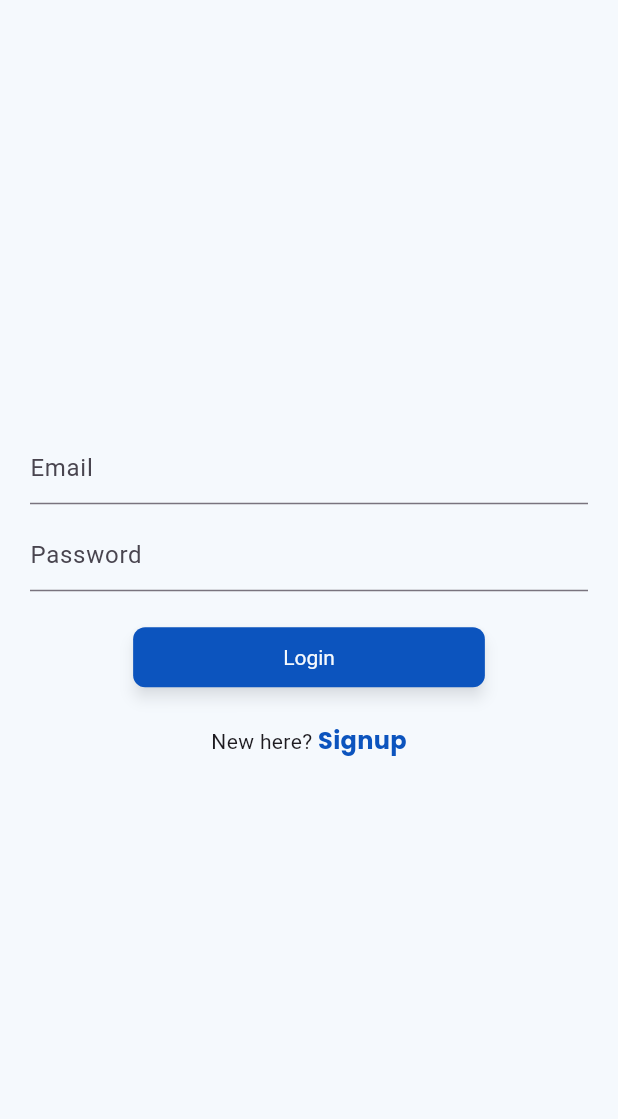
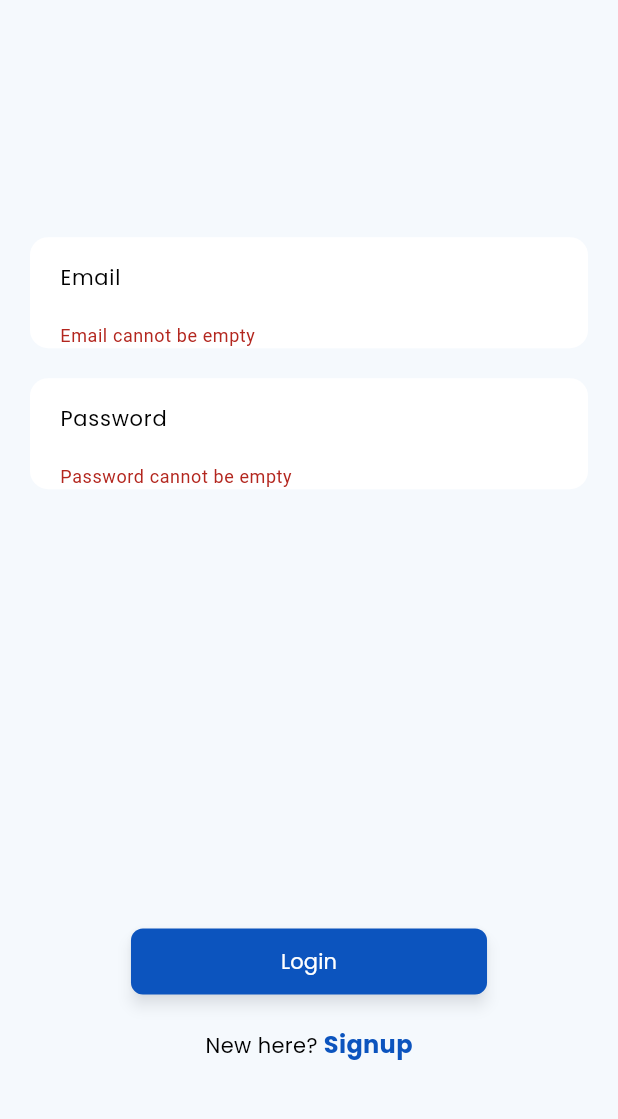
Before and after one commit to sohail2000/lingo_panda, a Flutter app: the screen it shows after launch, after a tap on "Login", on a phone screen of 412 x 824 dp, the part 65-1184 px from its top. Run offline on Flutter 3.47's test engine with Material 3 defaults, Android fonts, the phone set to English and light mode, and no system bars; our stand-ins replace firebase_auth, firebase_core, freezed_annotation, go_router; accounts and stored records are empty; network calls fail.

Commit message:
login-screen

```diff
--- /dev/null
+++ b/lib/common_widgets/custom_button.dart
@@ -0,0 +1,30 @@
+import 'package:flutter/material.dart';
+import 'package:lingo_panda/styling/custom_colors.dart';
+import 'package:lingo_panda/styling/custom_text_styles.dart';
+
+class CustomButton extends StatelessWidget {
+  const CustomButton({
+    super.key,
+    required this.text,
+    required this.onPressed,
+  });
+
+  final String text;
+  final void Function()? onPressed;
+
+  @override
+  Widget build(BuildContext context) {
+    return ElevatedButton(
+
+      onPressed: onPressed,
+      style: ElevatedButton.styleFrom(
+        backgroundColor: onPressed == null ?  CustomColors.grey:  CustomColors.blue,
+        padding: const EdgeInsets.symmetric(horizontal: 100, vertical: 12),
+      ),
+      child: Text(
+        text,
+        style: CustomTextStyle.whiteRegular14,
+      ),
+    );
+  }
+}
--- /dev/null
+++ b/lib/common_widgets/custom_text_field.dart
@@ -0,0 +1,42 @@
+import 'package:flutter/material.dart';
+import 'package:lingo_panda/styling/custom_text_styles.dart';
+
+class CustomTextField extends StatelessWidget {
+  const CustomTextField({
+    super.key,
+    required this.emailController,
+    required this.hintText,
+    this.obscureText = false,
+    this.keyboardType,
+    this.validator,
+  });
+
+  final TextEditingController emailController;
+  final String hintText;
+  final bool obscureText;
+  final TextInputType? keyboardType;
+  final String? Function(String?)? validator;
+
+  @override
+  Widget build(BuildContext context) {
+    return Container(
+      decoration: BoxDecoration(
+        color: Colors.white,
+        borderRadius: BorderRadius.circular(12.0),
+      ),
+      child: TextFormField(
+        keyboardType: keyboardType,
+        controller: emailController,
+        obscureText: obscureText,
+        validator: validator,
+        decoration: InputDecoration(
+          hintText: hintText,
+          hintStyle: CustomTextStyle.blackRegular14,
+          border: InputBorder.none,
+          contentPadding:
+              const EdgeInsets.symmetric(vertical: 15.0, horizontal: 20.0),
+        ),
+      ),
+    );
+  }
+}
--- a/lib/components/custom_text_field.dart
+++ /dev/null
@@ -1,27 +0,0 @@
-import 'package:flutter/material.dart';
-
-class CustomTextField extends StatelessWidget {
-  const CustomTextField({
-    super.key,
-    required this.emailController,
-    required this.hintText,
-    this.obscureText = false
-  });
-
-  final TextEditingController emailController;
-  final String hintText;
-  final bool obscureText;
-
-  @override
-  Widget build(BuildContext context) {
-    return TextField(
-      keyboardType: TextInputType.emailAddress,
-      controller: emailController,
-      obscureText: obscureText,
-
-      decoration: InputDecoration(
-        hintText: hintText,
-      ),
-    );
-  }
-}
--- a/lib/presentation/screens/login_screen.dart
+++ b/lib/presentation/screens/login_screen.dart
@@ -1,14 +1,10 @@
-import 'dart:ffi';
-
 import 'package:flutter/material.dart';
 import 'package:firebase_auth/firebase_auth.dart';
 import 'package:go_router/go_router.dart';
-import 'package:lingo_panda/components/custom_text_field.dart';
-import 'package:lingo_panda/presentation/screens/comments_screen.dart';
+import 'package:lingo_panda/common_widgets/custom_button.dart';
+import 'package:lingo_panda/common_widgets/custom_text_field.dart';
 import 'package:lingo_panda/routing/routes.dart';
-import 'package:lingo_panda/styling/custom_colors.dart';
 import 'package:lingo_panda/styling/custom_text_styles.dart';
-import 'signup_screen.dart';
 
 class LoginScreen extends StatefulWidget {
   const LoginScreen({super.key});
@@ -21,21 +17,45 @@ class _LoginScreenState extends State<LoginScreen> {
   final TextEditingController _emailController = TextEditingController();
   final TextEditingController _passwordController = TextEditingController();
   final FirebaseAuth _auth = FirebaseAuth.instance;
+  final _formKey = GlobalKey<FormState>();
   String errorMessage = '';
 
   Future<void> _login() async {
+    if (_formKey.currentState!.validate()) {
       try {
         UserCredential userCredential = await _auth.signInWithEmailAndPassword(
           email: _emailController.text.trim(),
           password: _passwordController.text.trim(),
         );
-
         print("Logged in as ${userCredential.user!.email}");
+        context.go(Routes.comments);
       } on FirebaseAuthException catch (e) {
         setState(() {
           errorMessage = e.message!;
         });
       }
+    }
+  }
+
+  String? _validateEmail(String? value) {
+    if (value == null || value.isEmpty) {
+      return 'Email cannot be empty';
+    }
+    const emailPattern = r'^[a-zA-Z0-9._]+@[a-zA-Z0-9]+\.[a-zA-Z]+';
+    if (!RegExp(emailPattern).hasMatch(value)) {
+      return 'Enter a valid email';
+    }
+    return null;
+  }
+
+  String? _validatePassword(String? value) {
+    if (value == null || value.isEmpty) {
+      return 'Password cannot be empty';
+    }
+    if (value.length < 6) {
+      return 'Password must be at least 6 characters long';
+    }
+    return null;
   }
 
   @override
@@ -50,24 +70,23 @@ class _LoginScreenState extends State<LoginScreen> {
       ),
       body: Padding(
         padding: const EdgeInsets.symmetric(horizontal: 20.0),
+        child: Form(
+          key: _formKey,
           child: Column(
-          mainAxisAlignment: MainAxisAlignment.center,
             children: [
-            CustomTextField(emailController: _emailController, hintText: 'Email'),
-            const SizedBox(height: 10),
-            CustomTextField(emailController: _passwordController, hintText: 'Password', obscureText: true,),
+              const Spacer(flex: 2),
+              CustomTextField(
+                emailController: _emailController,
+                hintText: 'Email',
+                keyboardType: TextInputType.emailAddress,
+                validator: _validateEmail,
+              ),
               const SizedBox(height: 20),
-            ElevatedButton(
-              onPressed: () {
-                _login().then((_) => context.go(Routes.comments));
-              },
-              style: ElevatedButton.styleFrom(
-                backgroundColor: CustomColors.blue,
-                textStyle: TextStyle(color: Colors.white),
-                padding:
-                    const EdgeInsets.symmetric(horizontal: 100, vertical: 12),
-              ),
-              child: const Text('Login'),
+              CustomTextField(
+                emailController: _passwordController,
+                hintText: 'Password',
+                obscureText: true,
+                validator: _validatePassword,
               ),
               if (errorMessage.isNotEmpty)
                 Padding(
@@ -75,22 +94,29 @@ class _LoginScreenState extends State<LoginScreen> {
                   child: Text(errorMessage,
                       style: const TextStyle(color: Colors.red)),
                 ),
+              const Spacer(flex: 4),
+              CustomButton(
+                text: 'Login',
+                onPressed: _login,
+              ),
               const SizedBox(height: 20),
               GestureDetector(
-              onTap: () {
-                context.go(Routes.signup);
-              },
+                onTap: () => context.go(Routes.signup),
                 child: const Text.rich(
                   TextSpan(
                     text: 'New here? ',
+                    style: CustomTextStyle.blackRegular14,
                     children: [
                       TextSpan(
-                        text: 'Signup', style: CustomTextStyle.darkBlueBold16),
+                          text: 'Signup',
+                          style: CustomTextStyle.darkBlueBold16),
                     ],
                   ),
                 ),
               ),
+              const Spacer(flex: 1),
             ],
+          ),
         ),
       ),
     );
--- a/lib/styling/custom_colors.dart
+++ b/lib/styling/custom_colors.dart
@@ -6,4 +6,5 @@ class CustomColors {
   static const Color lightGrey = Color(0xFFF5F9FD);
   static const Color grey = Color(0xFFCED3DC);
   static const Color black = Color.fromARGB(255, 0, 0, 0);
+  static const Color white = Color.fromARGB(255, 255, 255, 255);
 }
--- a/lib/styling/custom_text_styles.dart
+++ b/lib/styling/custom_text_styles.dart
@@ -90,10 +90,27 @@ class CustomTextStyle {
   // ***---*** black ***---***
 
   // regular
-  static const TextStyle blackRegular12 = TextStyle(
+
+  static const TextStyle blackRegular14 = TextStyle(
     fontFamily: 'Poppins',
     color: CustomColors.black,
-    fontSize: 12,
+    fontSize: 14,
+    fontWeight: CustomFontWeight.regular,
+  );
+
+  // medium
+
+  // bold
+
+
+  // ***---*** white ***---***
+
+  // regular
+
+  static const TextStyle whiteRegular14 = TextStyle(
+    fontFamily: 'Poppins',
+    color: CustomColors.white,
+    fontSize: 14,
     fontWeight: CustomFontWeight.regular,
   );
 
```
Lines whose indentation alone changed are shown as unchanged.
